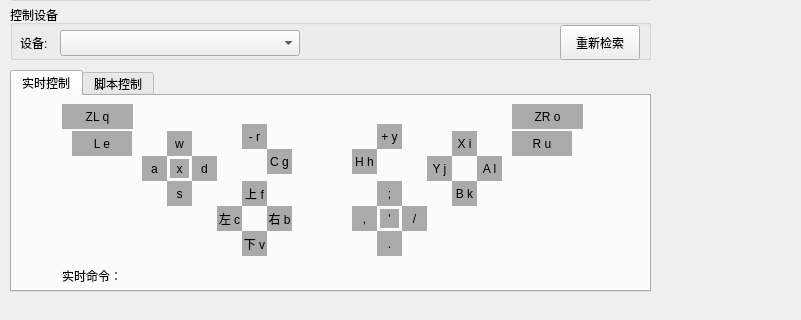
Above: resources/ui/main_form.ui from radiantwf/pokemon-controller-gui before the change; both pictures show x 0 to 801 and y 460 to 780 of the 960 by 780 pixel window. Below: the same form after it.
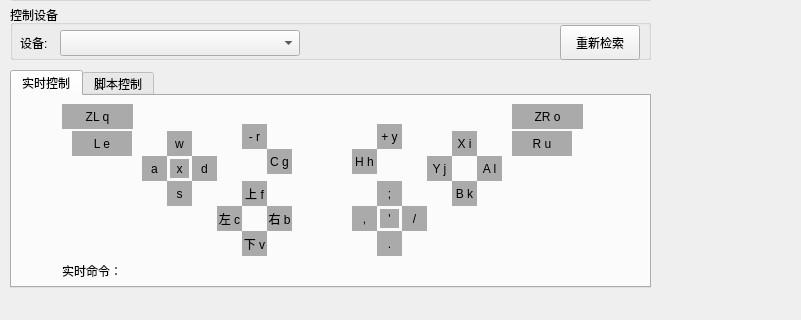
That is the form after the change.

Diff of the .ui file:
```diff
--- a/resources/ui/main_form.ui
+++ b/resources/ui/main_form.ui
@@ -347,7 +347,7 @@
       <x>10</x>
       <y>530</y>
       <width>641</width>
-      <height>222</height>
+      <height>218</height>
      </rect>
     </property>
     <property name="currentIndex">
@@ -933,7 +933,7 @@
       <property name="geometry">
        <rect>
         <x>50</x>
-        <y>170</y>
+        <y>165</y>
         <width>521</width>
         <height>20</height>
        </rect>
```
